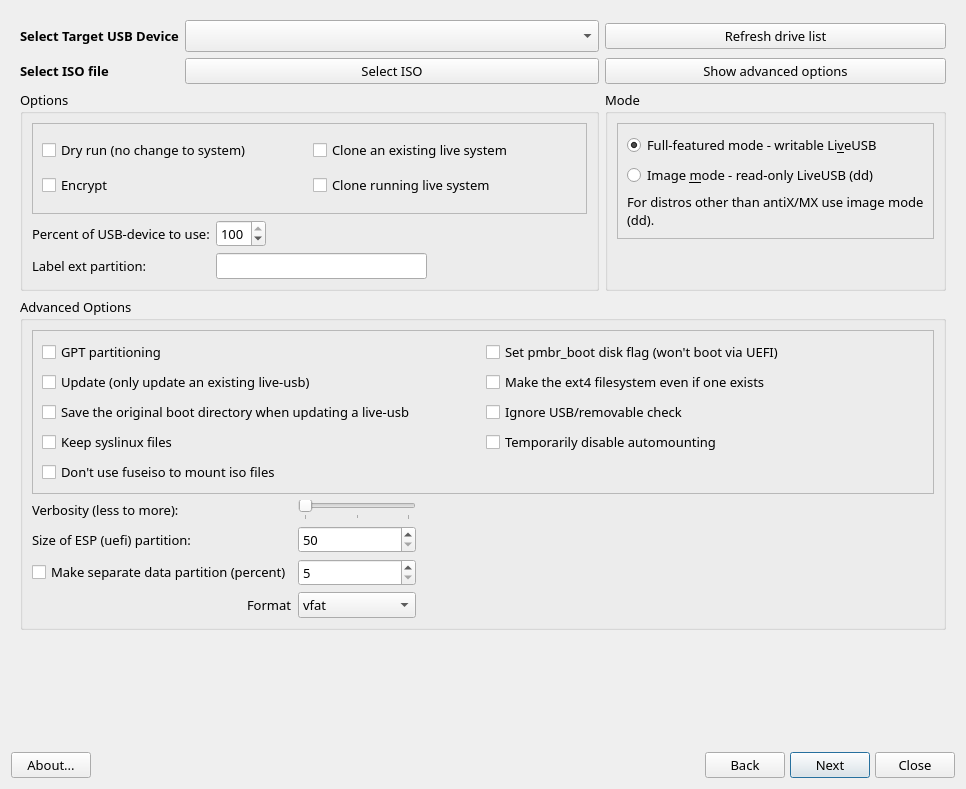
Above: src/mainwindow.ui from hamonikr/live-usb-creator before the change. Below: the same form after it.
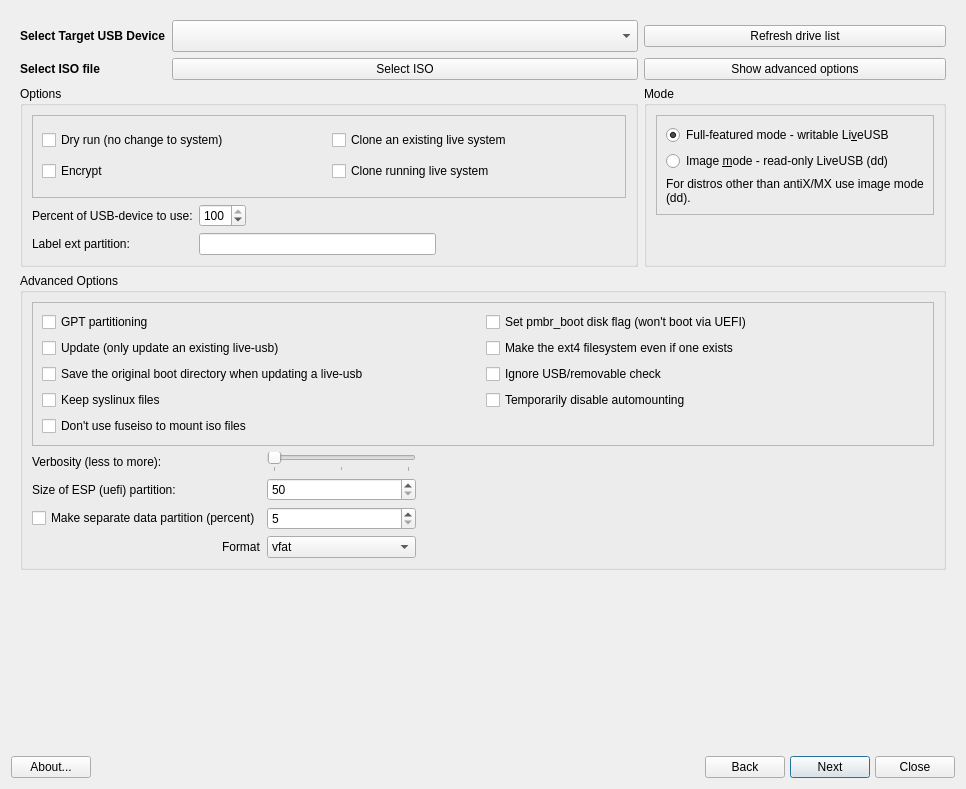
That is the form after the change. Icons and pictures are not drawn.

Diff of the .ui file:
```diff
--- a/src/mainwindow.ui
+++ b/src/mainwindow.ui
@@ -10,12 +10,6 @@
     <height>789</height>
    </rect>
   </property>
-  <property name="font">
-   <font>
-    <family>KoPubWorld돋움체</family>
-    <pointsize>10</pointsize>
-   </font>
-  </property>
   <property name="windowTitle">
    <string>Program_Name</string>
   </property>
```
